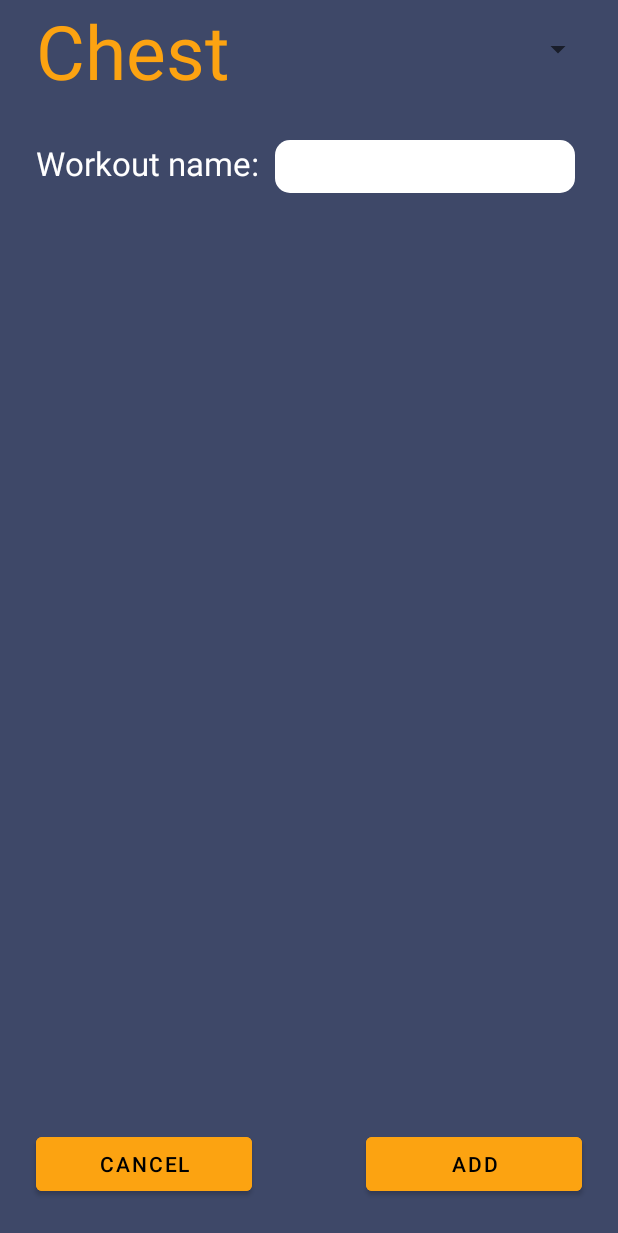
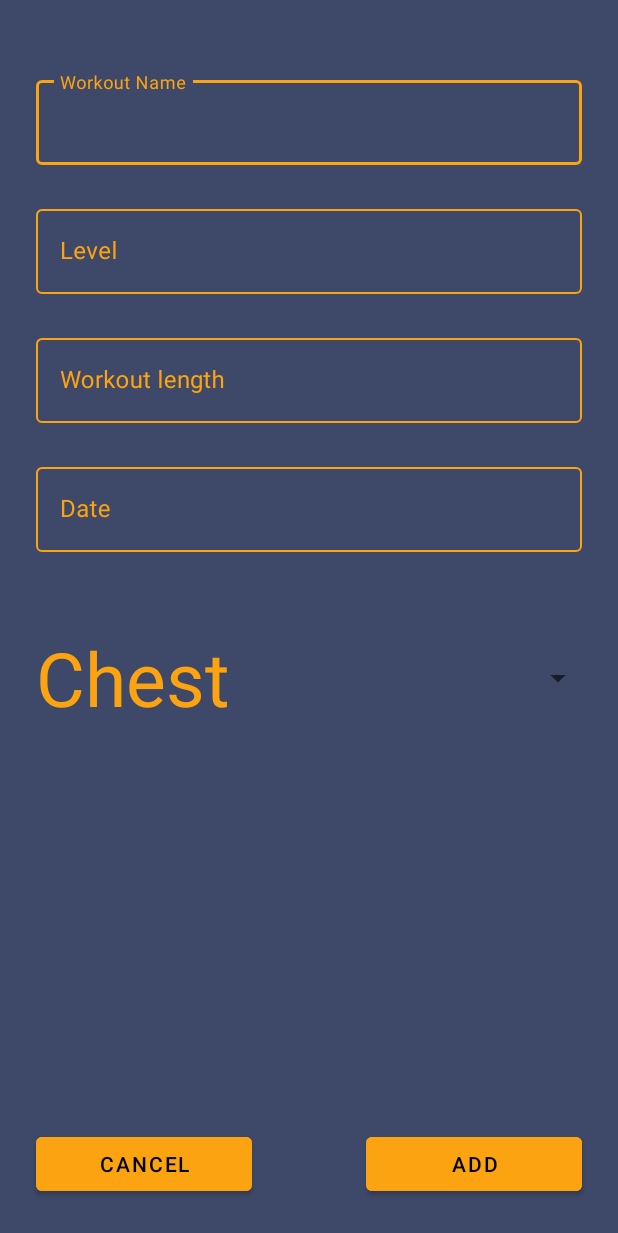
Before and after one commit to ClaudiuManuel/Nuovo-PT-Android, an Android app: the fragment NewWorkoutFragment shown on its own in the app's theme, on a phone screen of 412 x 824 dp. Shown: the top 1233 px of the screen. Run offline under Robolectric (Android 15) with nearby library versions, the phone set to English and light mode, and no system bars; our stand-ins replace Firebase (no records; nobody signed in at launch, a user with empty details on screens opened directly); 1 statement that could not run was skipped.

Commit message:
Changed workout addition screen:added date picker&input field for workout level and estimated workout length

```diff
--- a/app/src/main/java/com/example/nuovo_pt/db/workouts/WorkoutFirebase.java
+++ b/app/src/main/java/com/example/nuovo_pt/db/workouts/WorkoutFirebase.java
@@ -5,13 +5,19 @@ public class WorkoutFirebase {
     String clientsName;
     String workoutName;
     String workoutID;
+    String workoutDate;
+    String workoutSets;
+    String workoutReps;
 
     public WorkoutFirebase(){}
 
-    public WorkoutFirebase(String workoutID, String workoutName, String muscleTargeted, String clientsName) {
+    public WorkoutFirebase(String workoutID, String workoutName,String workoutSets,String workoutReps,String workoutDate, String muscleTargeted, String clientsName) {
         this.muscleTargeted = muscleTargeted;
         this.clientsName = clientsName;
         this.workoutName = workoutName;
+        this.workoutDate = workoutDate;
+        this.workoutSets = workoutSets;
+        this.workoutReps = workoutReps;
         this.workoutID = workoutID;
     }
 
@@ -46,4 +52,28 @@ public class WorkoutFirebase {
     public void setWorkoutID(String workoutID) {
         this.workoutID = workoutID;
     }
+
+    public String getWorkoutDate() {
+        return workoutDate;
+    }
+
+    public void setWorkoutDate(String workoutDate) {
+        this.workoutDate = workoutDate;
+    }
+
+    public String getWorkoutSets() {
+        return workoutSets;
+    }
+
+    public void setWorkoutSets(String workoutSets) {
+        this.workoutSets = workoutSets;
+    }
+
+    public String getWorkoutReps() {
+        return workoutReps;
+    }
+
+    public void setWorkoutReps(String workoutReps) {
+        this.workoutReps = workoutReps;
+    }
 }
--- a/app/src/main/java/com/example/nuovo_pt/ui/NewWorkoutFragment.java
+++ b/app/src/main/java/com/example/nuovo_pt/ui/NewWorkoutFragment.java
@@ -1,6 +1,6 @@
 package com.example.nuovo_pt.ui;
 
-import android.graphics.Color;
+import android.app.DatePickerDialog;
 import android.os.Bundle;
 import android.view.Gravity;
 import android.view.LayoutInflater;
@@ -9,29 +9,26 @@ import android.view.ViewGroup;
 import android.widget.AdapterView;
 import android.widget.ArrayAdapter;
 import android.widget.Button;
+import android.widget.DatePicker;
 import android.widget.EditText;
-import android.widget.RadioGroup;
 import android.widget.Spinner;
 import android.widget.TextView;
 import android.widget.Toast;
 
 import androidx.annotation.Nullable;
-import androidx.core.content.ContextCompat;
 import androidx.core.content.res.ResourcesCompat;
 import androidx.fragment.app.Fragment;
 import androidx.lifecycle.ViewModelProvider;
-import androidx.navigation.NavController;
-import androidx.navigation.Navigation;
 
 import com.example.nuovo_pt.R;
 import com.example.nuovo_pt.db.WorkoutViewModel;
-import com.example.nuovo_pt.db.workouts.Workout;
 import com.example.nuovo_pt.db.workouts.WorkoutFirebase;
-import com.google.android.material.snackbar.Snackbar;
 import com.google.firebase.database.DatabaseReference;
 import com.google.firebase.database.FirebaseDatabase;
 
-public class NewWorkoutFragment extends Fragment implements View.OnClickListener{
+import java.util.Calendar;
+
+public class NewWorkoutFragment extends Fragment implements View.OnClickListener, DatePickerDialog.OnDateSetListener {
     String selectedMuscleGroup;
     EditText workoutNameEditText;
     private Button addNewWorkoutButton;
@@ -39,6 +36,8 @@ public class NewWorkoutFragment extends Fragment implements View.OnClickListener
     WorkoutViewModel workoutViewModel;
     String clientName;
     private DatabaseReference databaseReference;
+    EditText dateEditText, levelEditText, workoutLengthEditText;
+    int currentDay,currentMonth,currentYear;
 
     public NewWorkoutFragment() {
 
@@ -57,10 +56,14 @@ public class NewWorkoutFragment extends Fragment implements View.OnClickListener
         databaseReference = FirebaseDatabase.getInstance().getReference("Workouts");
         Spinner spinner = (Spinner) view.findViewById(R.id.muscle_groups_spinner);
         addNewWorkoutButton = view.findViewById(R.id.confirm_workout_addition);
+        levelEditText = view.findViewById(R.id.editTextLevel);
+        workoutLengthEditText = view.findViewById(R.id.editTextWorkoutLength);
+        dateEditText = view.findViewById(R.id.editTextDate);
+        dateEditText.setOnClickListener(this);
         cancelNewWorkoutButton = view.findViewById(R.id.cancel_workout_addition);
         cancelNewWorkoutButton.setOnClickListener(this);
         addNewWorkoutButton.setOnClickListener(this);
-        workoutNameEditText = view.findViewById(R.id.workoutNameEditText);
+        workoutNameEditText = view.findViewById(R.id.editTextWorkoutName);
 
         workoutViewModel = new ViewModelProvider(this).get(WorkoutViewModel.class);
 
@@ -92,10 +95,12 @@ public class NewWorkoutFragment extends Fragment implements View.OnClickListener
     public void onClick(View v) {
         if(v == addNewWorkoutButton) {
             String workoutName = workoutNameEditText.getText().toString();
-            if(workoutName.length() > 0) {
-//                workoutViewModel.insert(new Workout(workoutName, selectedMuscleGroup, clientName));
+            String date = dateEditText.getText().toString();
+            String sets = levelEditText.getText().toString();
+            String reps = workoutLengthEditText.getText().toString();
+            if(workoutName.length() > 0 && date.length() > 0 && sets.length() > 0 && reps.length() > 0) {
                 String workoutID = databaseReference.push().getKey();
-                WorkoutFirebase workoutFirebase = new WorkoutFirebase(workoutID,workoutName,selectedMuscleGroup,clientName);
+                WorkoutFirebase workoutFirebase = new WorkoutFirebase(workoutID,workoutName,sets,reps,date,selectedMuscleGroup,clientName);
                 databaseReference.child(workoutID).setValue(workoutFirebase);
                 workoutNameEditText.setText("");
                 Toast feedback = Toast.makeText(getContext(), "Workout added successfully:  " + workoutName, Toast.LENGTH_LONG);
@@ -104,6 +109,32 @@ public class NewWorkoutFragment extends Fragment implements View.OnClickListener
             }
         } else if(v == cancelNewWorkoutButton) {
             getActivity().onBackPressed();
+        } else if(v == dateEditText) {
+            if(currentDay == 0 || currentMonth == 0 || currentYear == 0) {
+                currentMonth = Calendar.getInstance().get(Calendar.MONTH);
+                currentYear = Calendar.getInstance().get(Calendar.YEAR);
+                currentDay = Calendar.getInstance().get(Calendar.DAY_OF_MONTH);
+            }
+            showDatePicker(currentDay, currentMonth, currentYear);
         }
     }
+
+    private void showDatePicker(int day, int month, int year) {
+        DatePickerDialog datePickerDialog = new DatePickerDialog(getContext(),this,
+                year,
+                month,
+                day);
+        datePickerDialog.getDatePicker().setMinDate(System.currentTimeMillis() - 1000);
+        datePickerDialog.show();
+    }
+
+    @Override
+    public void onDateSet(DatePicker view, int year, int month, int dayOfMonth) {
+        view.setMinDate(System.currentTimeMillis() - 1000);
+        String date = dayOfMonth + "-" + (month + 1) + "-" + year;
+        currentDay = dayOfMonth;
+        currentYear = year;
+        currentMonth = month;
+        dateEditText.setText(date);
+    }
 }
--- a/app/src/main/res/layout/fragment_workout.xml
+++ b/app/src/main/res/layout/fragment_workout.xml
@@ -35,45 +35,127 @@
         app:layout_constraintHorizontal_bias="0.5"
         app:layout_constraintStart_toEndOf="@+id/cancel_workout_addition" />
 
-    <TextView
-        android:id="@+id/textView2"
-        android:layout_width="wrap_content"
+    <com.google.android.material.textfield.TextInputLayout
+        android:id="@+id/textInputLayoutWorkoutName"
+        style="@style/Widget.MaterialComponents.TextInputLayout.OutlinedBox"
+        android:layout_width="match_parent"
         android:layout_height="wrap_content"
-        android:layout_marginStart="24dp"
-        android:layout_marginTop="94dp"
-        android:text="Workout name: "
-        android:textColor="@color/primaryTextColor"
-        android:textSize="22sp"
-        app:layout_constraintEnd_toStartOf="@+id/editText"
-        app:layout_constraintHorizontal_bias="0.5"
-        app:layout_constraintHorizontal_chainStyle="spread_inside"
+        android:layout_marginLeft="24dp"
+        android:layout_marginTop="48dp"
+        android:layout_marginRight="24dp"
+        android:layout_marginBottom="24dp"
+        android:hint="Workout Name"
+        android:textColorHint="@color/secondaryColor"
+        app:boxStrokeColor="@color/secondaryColor"
+        app:hintTextColor="@color/secondaryColor"
+        app:layout_constraintBottom_toTopOf="@+id/textInputLayoutLevel"
+        app:layout_constraintEnd_toEndOf="parent"
         app:layout_constraintStart_toStartOf="parent"
-        app:layout_constraintTop_toTopOf="parent"
-        tools:context=".ui.NewWorkoutFragment" />
+        app:layout_constraintTop_toTopOf="parent">
 
-    <EditText
-        android:id="@+id/workoutNameEditText"
-        android:layout_width="200dp"
+
+        <com.google.android.material.textfield.TextInputEditText
+            android:id="@+id/editTextWorkoutName"
+            android:layout_width="match_parent"
+            android:layout_height="wrap_content"
+            android:ems="10"
+            android:inputType="textPersonName"
+            android:textColorHint="@color/secondaryColor" />
+
+    </com.google.android.material.textfield.TextInputLayout>
+
+    <com.google.android.material.textfield.TextInputLayout
+        android:id="@+id/textInputLayoutLevel"
+        style="@style/Widget.MaterialComponents.TextInputLayout.OutlinedBox"
+        android:layout_width="match_parent"
         android:layout_height="wrap_content"
-        android:textSize="26sp"
-        android:layout_marginTop="93dp"
-        android:layout_marginEnd="24dp"
-        android:layout_weight=".75"
-        android:background="@drawable/rounded_edittext"
+        android:layout_marginLeft="24dp"
+        android:layout_marginTop="24dp"
+        android:layout_marginRight="24dp"
+        android:hint="Level"
+        android:textColorHint="@color/secondaryColor"
+        app:boxStrokeColor="@color/secondaryColor"
+        app:hintTextColor="@color/secondaryColor"
         app:layout_constraintEnd_toEndOf="parent"
-        app:layout_constraintHorizontal_bias="0.5"
-        app:layout_constraintStart_toEndOf="@+id/textView2"
-        app:layout_constraintTop_toTopOf="parent" />
+        app:layout_constraintStart_toStartOf="parent"
+        app:layout_constraintTop_toBottomOf="@+id/textInputLayoutWorkoutName">
+
+
+        <com.google.android.material.textfield.TextInputEditText
+            android:id="@+id/editTextLevel"
+            android:layout_width="match_parent"
+            android:layout_height="wrap_content"
+            android:ems="10"
+            android:inputType="textPersonName"
+            android:textColorHint="@color/secondaryColor" />
+    </com.google.android.material.textfield.TextInputLayout>
+
+    <com.google.android.material.textfield.TextInputLayout
+        android:id="@+id/textInputLayoutDate"
+        style="@style/Widget.MaterialComponents.TextInputLayout.OutlinedBox"
+        android:layout_width="match_parent"
+        android:layout_height="wrap_content"
+        android:layout_marginLeft="24dp"
+        android:layout_marginTop="24dp"
+        android:layout_marginRight="24dp"
+        android:hint="Date"
+        android:textColorHint="@color/secondaryColor"
+        app:boxStrokeColor="@color/secondaryColor"
+        app:hintTextColor="@color/secondaryColor"
+        app:layout_constraintEnd_toEndOf="parent"
+        app:layout_constraintStart_toStartOf="parent"
+        app:layout_constraintTop_toBottomOf="@+id/textInputLayoutWorkoutLength">
+
+
+        <com.google.android.material.textfield.TextInputEditText
+            android:id="@+id/editTextDate"
+            android:layout_width="match_parent"
+            android:layout_height="wrap_content"
+            android:focusable="false"
+            android:textColor="@color/primaryTextColor"
+            android:focusableInTouchMode="false"
+            android:longClickable="false"
+            android:ems="10"
+            android:inputType="textPersonName"
+            android:textColorHint="@color/secondaryColor" />
+    </com.google.android.material.textfield.TextInputLayout>
 
     <Spinner
         android:id="@+id/muscle_groups_spinner"
         android:layout_width="match_parent"
-        android:layout_height="66dp"
+        android:layout_height="120dp"
         android:layout_marginStart="16dp"
-        android:layout_marginTop="49dp"
+        android:layout_marginTop="24dp"
         android:layout_marginEnd="16dp"
         app:layout_constraintEnd_toEndOf="parent"
+        app:layout_constraintHorizontal_bias="0.0"
         app:layout_constraintStart_toStartOf="parent"
-        app:layout_constraintTop_toBottomOf="@+id/editText" />
+        app:layout_constraintTop_toBottomOf="@+id/textInputLayoutDate" />
+
+    <com.google.android.material.textfield.TextInputLayout
+        android:id="@+id/textInputLayoutWorkoutLength"
+        style="@style/Widget.MaterialComponents.TextInputLayout.OutlinedBox"
+        android:layout_width="match_parent"
+        android:layout_height="wrap_content"
+        android:layout_marginStart="24dp"
+        android:layout_marginTop="24dp"
+        android:layout_marginEnd="24dp"
+        android:hint="Workout length"
+        android:textColorHint="@color/secondaryColor"
+        app:boxStrokeColor="@color/secondaryColor"
+        app:hintTextColor="@color/secondaryColor"
+        app:layout_constraintEnd_toEndOf="parent"
+        app:layout_constraintStart_toStartOf="parent"
+        app:layout_constraintTop_toBottomOf="@+id/textInputLayoutLevel">
+
+
+        <com.google.android.material.textfield.TextInputEditText
+            android:id="@+id/editTextWorkoutLength"
+            android:layout_width="match_parent"
+            android:layout_height="wrap_content"
+            android:ems="10"
+            android:inputType="numberSigned"
+            android:textColorHint="@color/secondaryColor" />
+    </com.google.android.material.textfield.TextInputLayout>
 
 </androidx.constraintlayout.widget.ConstraintLayout>
```
